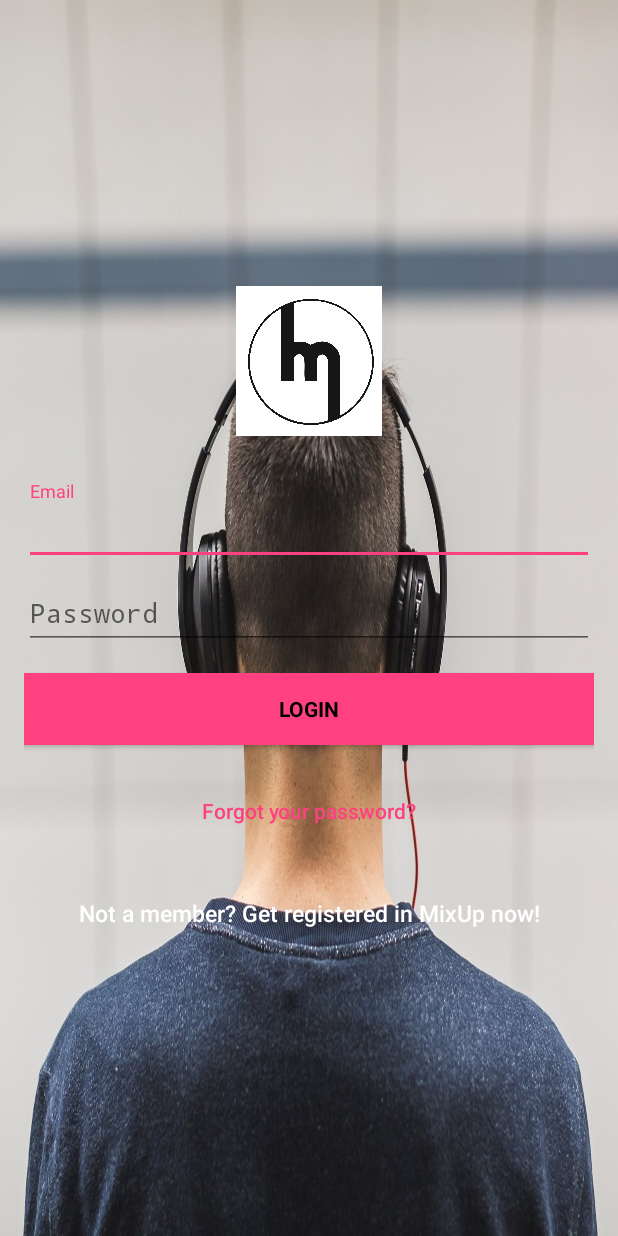
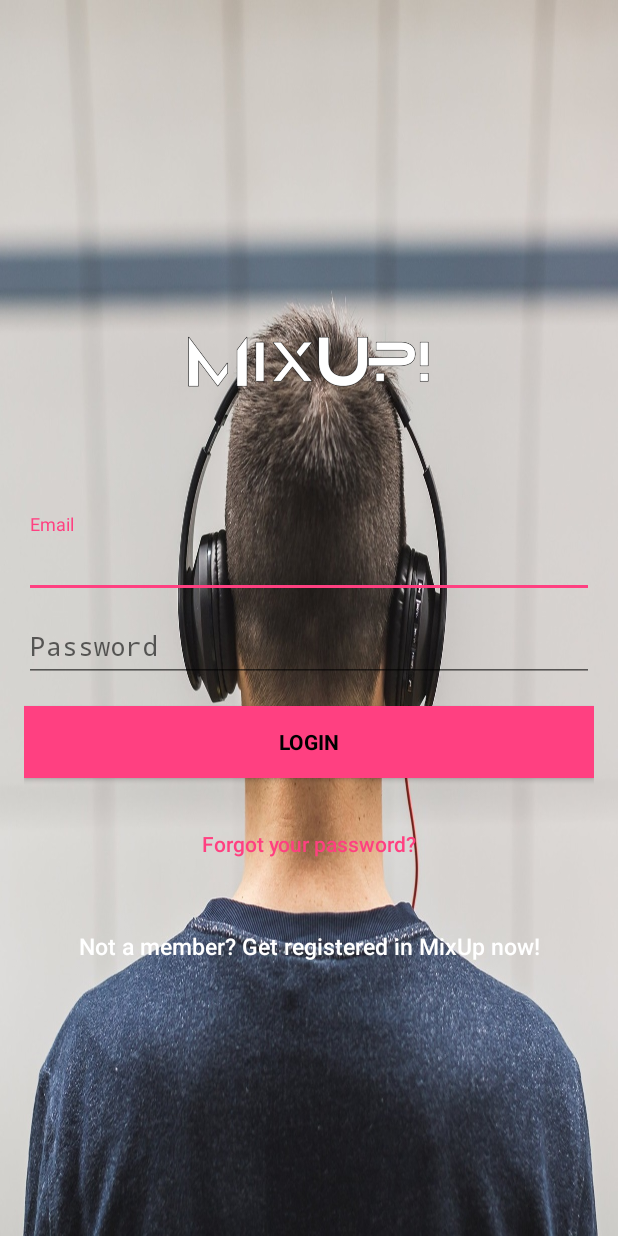
Before and after one commit to Gliniak/MixUp, an Android app: the screen it shows after launch (GreetingsActivity), on a phone screen of 412 x 824 dp. Run offline under Robolectric (Android 15) with nearby library versions, the phone set to English and light mode, and no system bars; our stand-ins replace Firebase (no records; nobody signed in at launch, a user with empty details on screens opened directly).

Commit message:
Added some visual changes

```diff
--- a/app/src/main/res/layout/activity_greetings.xml
+++ b/app/src/main/res/layout/activity_greetings.xml
@@ -19,11 +19,11 @@
 
 
         <ImageView
-            android:layout_width="@dimen/logo_w_h"
-            android:layout_height="@dimen/logo_w_h"
+            android:layout_width="170dp"
+            android:layout_height="wrap_content"
             android:layout_gravity="center_horizontal"
             android:layout_marginBottom="30dp"
-            android:src="@mipmap/logo" />
+            android:src="@drawable/logo_w" />
 
         <android.support.design.widget.TextInputLayout
             android:layout_width="match_parent"
--- a/app/src/main/res/layout/activity_mainscreen.xml
+++ b/app/src/main/res/layout/activity_mainscreen.xml
@@ -6,6 +6,7 @@
     android:id="@+id/drawer_layout"
     android:layout_width="match_parent"
     android:layout_height="match_parent">
+
 
     <include
         layout="@layout/app_bar_main"
@@ -19,6 +20,7 @@
         android:layout_height="match_parent"
         android:layout_gravity="start"
         android:fitsSystemWindows="true"
+        android:background="#c4c4c4"
         app:headerLayout="@layout/nav_header_main"
         app:menu="@menu/activity_main_drawer" />
 
--- a/app/src/main/res/layout/activity_register.xml
+++ b/app/src/main/res/layout/activity_register.xml
@@ -23,7 +23,7 @@
             android:layout_height="@dimen/logo_w_h"
             android:layout_gravity="center_horizontal"
             android:layout_marginBottom="30dp"
-            android:src="@mipmap/ic_launcher" />
+            android:src="@drawable/logo_w" />
 
         <android.support.design.widget.TextInputLayout
             android:layout_width="match_parent"
--- a/app/src/main/res/layout/activity_reset_password.xml
+++ b/app/src/main/res/layout/activity_reset_password.xml
@@ -22,7 +22,7 @@
             android:layout_height="@dimen/logo_w_h"
             android:layout_gravity="center_horizontal"
             android:layout_marginBottom="10dp"
-            android:src="@mipmap/ic_launcher" />
+            android:src="@drawable/logo_w" />
 
         <TextView
             android:layout_width="wrap_content"
--- a/app/src/main/res/menu/activity_main_drawer.xml
+++ b/app/src/main/res/menu/activity_main_drawer.xml
@@ -1,7 +1,8 @@
 <?xml version="1.0" encoding="utf-8"?>
 <menu xmlns:android="http://schemas.android.com/apk/res/android"
     xmlns:tools="http://schemas.android.com/tools"
-    tools:showIn="navigation_view">
+    tools:showIn="navigation_view"
+    >
 
     <group android:checkableBehavior="single">
         <item
--- a/app/src/main/res/values/colors.xml
+++ b/app/src/main/res/values/colors.xml
@@ -17,4 +17,6 @@
     <color name="btn_login_bg">#eceef1</color>
     <color name="lbl_name">#333333</color>
     <color name="btn_logut_bg">#ff6861</color>
+
+    <color name="menu">#6c6c6c</color>
 </resources>
```
